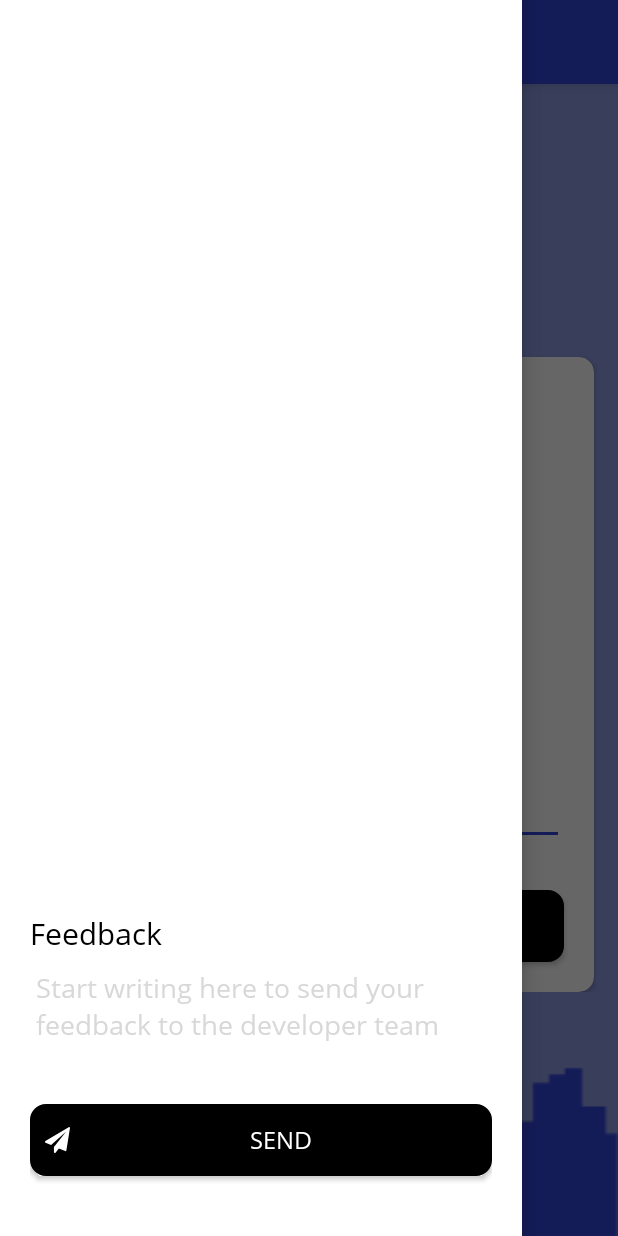
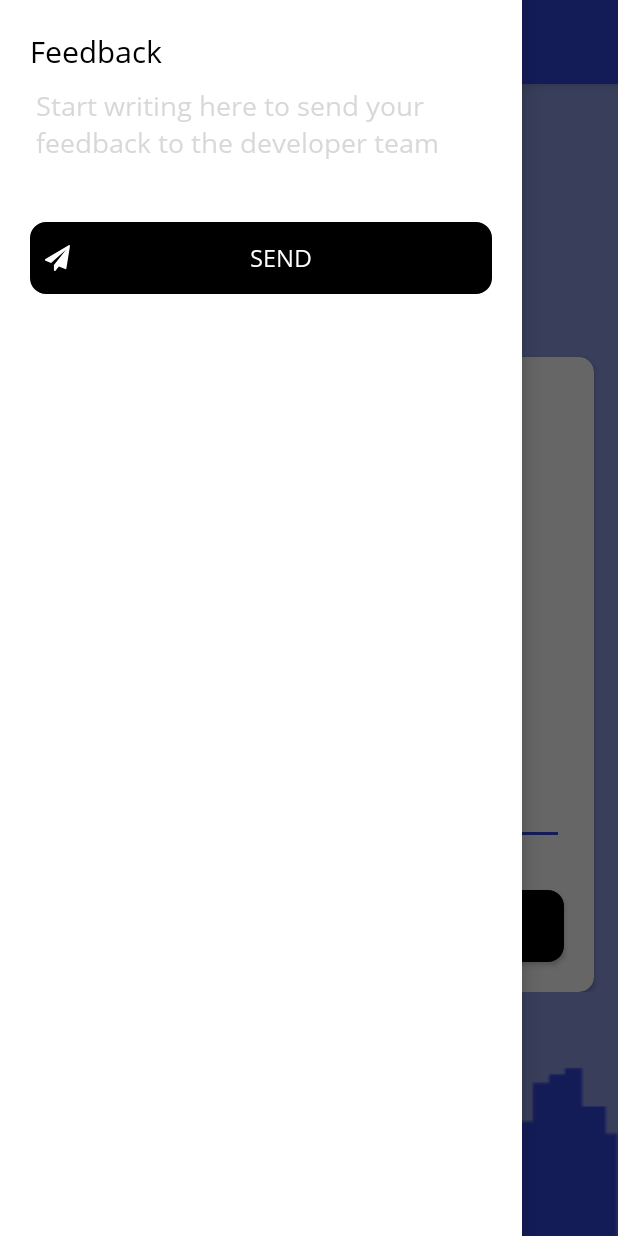
Before and after one commit to Itsmanrpchahal/Driveawayz_GPCODERS, an Android app: the Dashboard screen opened directly, with no data from a screen before it, with the side drawer open, on a phone screen of 412 x 824 dp. Run offline under Robolectric (Android 15) with nearby library versions, the phone set to English and light mode, and no system bars; our stand-ins replace navigation-ui; libraries missing offline, so code that uses them is left out: com.shreyaspatil.material; plain views replace MaterialNavigationView; 3 statements that could not run were skipped.

Commit message:
Update at 30-Dec-2020 14:00

```diff
--- a/app/src/main/res/layout/activity_dashboard.xml
+++ b/app/src/main/res/layout/activity_dashboard.xml
@@ -47,7 +47,6 @@
                 android:layout_width="match_parent"
                 android:layout_height="wrap_content"
                 android:background="@color/colorWhite"
-                android:layout_gravity="bottom"
                 android:orientation="vertical">
 
 
```
